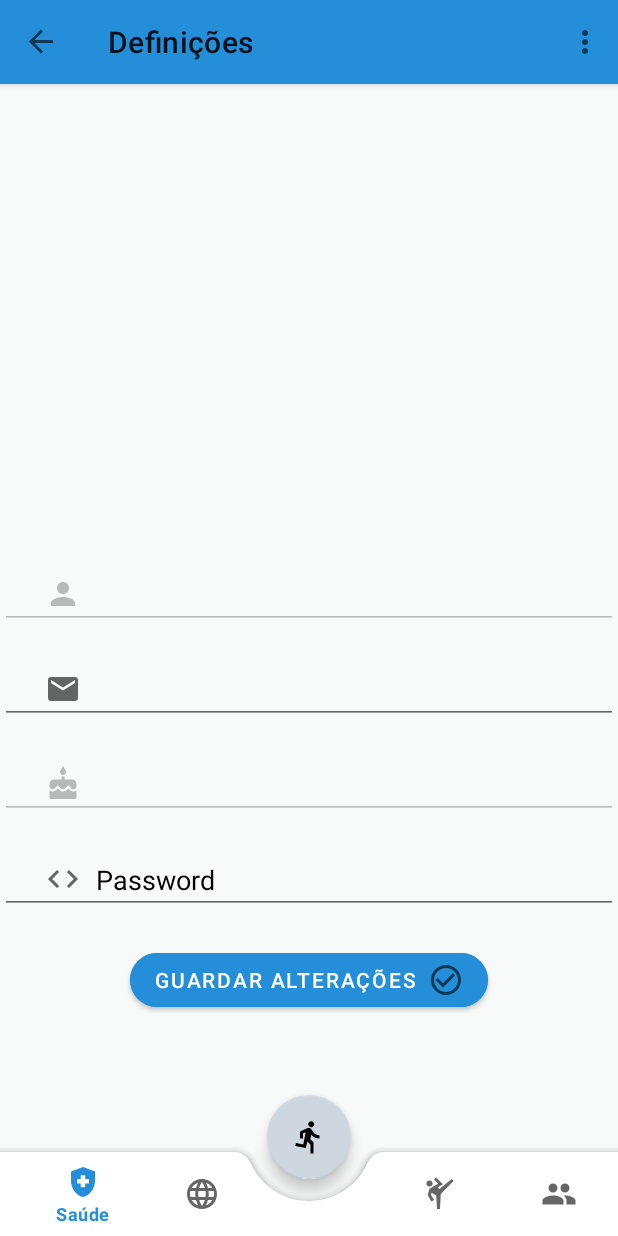
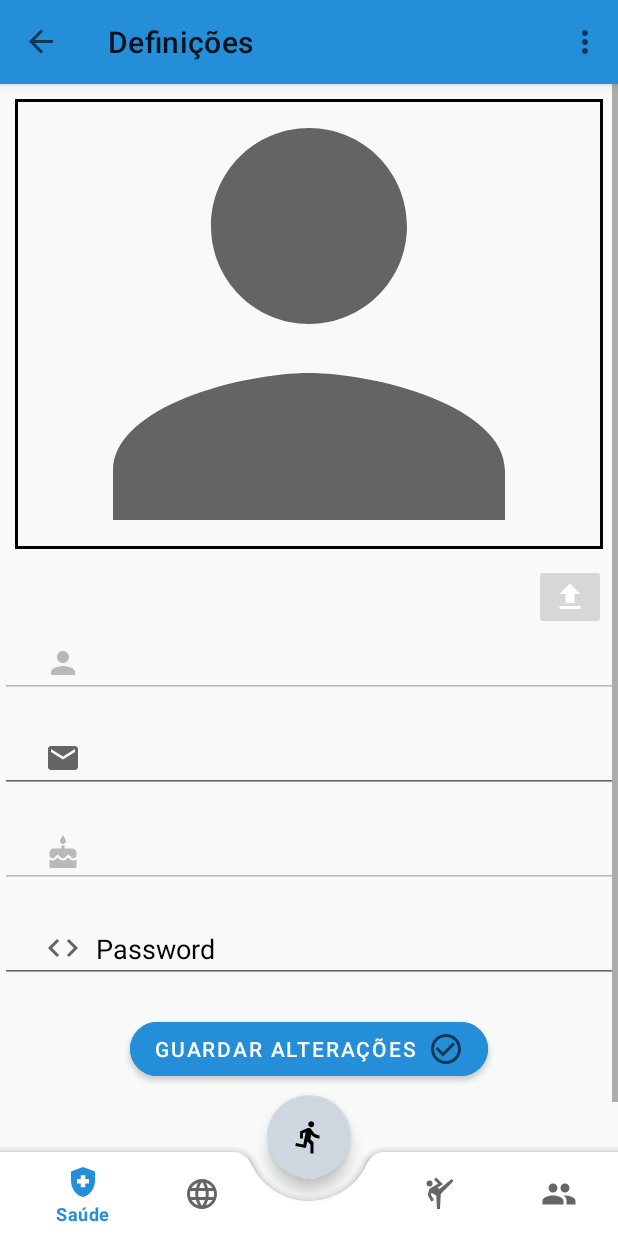
Before and after one commit to joaobraganca555/ExerciseYourSelf, an Android app: the ProfileFragment screen opened through its navigation route, on a phone screen of 412 x 824 dp. Run offline under Robolectric (Android 15) with nearby library versions, the phone set to English and light mode, and no system bars; our stand-ins replace Firebase (no records; nobody signed in at launch, a user with empty details on screens opened directly), Room's generated code, navigation-ui; libraries missing offline, so code that uses them is left out: com.mikhaellopez.circularprogressbar; 5 statements that could not run were skipped.

Commit message:
upload image conflicts resolved

```diff
--- a/app/src/main/java/pt/ipp/estg/cmu_exerciseyourself/ui/authentication/AuthenticationActivity.kt
+++ b/app/src/main/java/pt/ipp/estg/cmu_exerciseyourself/ui/authentication/AuthenticationActivity.kt
@@ -125,7 +125,6 @@ class AuthenticationActivity : AppCompatActivity(), IAuthentication {
     }
 
     override fun login(email: String, password: String, passwordLayout: TextInputLayout, emailLayout: TextInputLayout) {
-
             if (!email.isNullOrBlank() && !password.isNullOrBlank()) {
             // [START sign_in_with_email]
             auth.signInWithEmailAndPassword(email, password)
@@ -154,7 +153,9 @@ class AuthenticationActivity : AppCompatActivity(), IAuthentication {
         } else {
             Toast.makeText(this,"Preencha todos os campos!", Toast.LENGTH_SHORT).show()
         }
-
+        //var intent = Intent(this, MainActivity::class.java)
+        //startActivityForResult(intent, REQUEST_MAIN_MENU)
+        //finish()
     }
 
     override fun startRegisterFragment() {
--- a/app/src/main/java/pt/ipp/estg/cmu_exerciseyourself/ui/profile/ProfileFragment.kt
+++ b/app/src/main/java/pt/ipp/estg/cmu_exerciseyourself/ui/profile/ProfileFragment.kt
@@ -1,37 +1,55 @@
 package pt.ipp.estg.cmu_exerciseyourself.ui.profile
 
+import android.app.Activity.RESULT_OK
+import android.app.ProgressDialog
 import android.content.Context
+import android.content.Intent
+import android.net.Uri
 import android.os.Bundle
 import android.util.Log
 import android.view.LayoutInflater
 import android.view.View
 import android.view.ViewGroup
+import android.webkit.MimeTypeMap
 import android.widget.Button
+import android.widget.ImageButton
+import android.widget.ImageView
 import android.widget.Toast
 import androidx.fragment.app.Fragment
 import com.google.android.material.textfield.TextInputEditText
 import com.google.firebase.auth.FirebaseAuth
 import com.google.firebase.auth.ktx.auth
 import com.google.firebase.firestore.FirebaseFirestore
-import com.google.firebase.firestore.auth.User
 import com.google.firebase.firestore.ktx.firestore
 import com.google.firebase.ktx.Firebase
+import com.google.firebase.storage.FirebaseStorage
+import com.google.firebase.storage.UploadTask
 import pt.ipp.estg.cmu_exerciseyourself.databinding.FragmentProfileBinding
 import pt.ipp.estg.cmu_exerciseyourself.model.models.UserProfile
-import pt.ipp.estg.cmu_exerciseyourself.ui.authentication.AuthenticationActivity
+import android.graphics.Bitmap
+
+
+import android.graphics.BitmapFactory
+
+
+
 
 class ProfileFragment : Fragment() {
+    private val IMAGE_REQUEST: Int = 2
     private var _binding: FragmentProfileBinding? = null
     private lateinit var saveChanges: Button
     private lateinit var emailText: TextInputEditText
     private lateinit var passwordText: TextInputEditText
     private lateinit var nameText: TextInputEditText
     private lateinit var birthDate: TextInputEditText
+    private lateinit var uploadButton: ImageButton
+    private lateinit var profileImage: ImageView
     private var auth: FirebaseAuth = Firebase.auth
     private var db: FirebaseFirestore = Firebase.firestore
     private lateinit var myContext: Context
     private val binding get() = _binding!!
     private val TAG = "ProfileFragment"
+    private lateinit var imageUri: Uri
 
     override fun onAttach(context: Context) {
         super.onAttach(context)
@@ -51,6 +69,12 @@ class ProfileFragment : Fragment() {
         nameText = binding.name
         passwordText = binding.password
         birthDate = binding.birthDate
+        uploadButton = binding.uploadImageButton
+        profileImage = binding.imageView
+
+        if (!getImage(profileImage)) {
+            profileImage.setImageResource(pt.ipp.estg.cmu_exerciseyourself.R.drawable.ic_baseline_person_24)
+        }
 
         val docRef = db.collection("users").document(auth.currentUser!!.uid)
         docRef.get()
@@ -60,6 +84,7 @@ class ProfileFragment : Fragment() {
                     emailText.setText(document.get("email").toString())
                     nameText.setText(document.get("name").toString())
                     birthDate.setText(document.get("birthDate").toString())
+                    uploadButton.isClickable = true
                 } else {
                     Toast.makeText(myContext, "Este utilizador não existe!", Toast.LENGTH_SHORT).show()
                     Log.d(TAG, "No such document")
@@ -85,8 +110,75 @@ class ProfileFragment : Fragment() {
             }
         }
 
+        uploadButton.setOnClickListener {
+            openImage()
+        }
 
         return root
+    }
+
+    private fun getImage(profileImage: ImageView): Boolean {
+        var result = false
+        val storage = FirebaseStorage.getInstance()
+        val userAuth = Firebase.auth
+
+        val storageRef = storage.getReference()
+        var islandRef = storageRef.child("images/${userAuth.currentUser!!.uid}.jpg")
+
+        val ONE_MEGABYTE: Long = 1024 * 1024
+        islandRef.getBytes(ONE_MEGABYTE).addOnSuccessListener {
+            // Data for "images/island.jpg" is returned, use this as needed
+            Log.d(TAG, "getImage: Imagem descarregada!")
+            val bmp = BitmapFactory.decodeByteArray(it, 0, it.size)
+            profileImage.setImageBitmap(Bitmap.createScaledBitmap(bmp, profileImage.width, profileImage.height, false))
+            result = true
+        }.addOnFailureListener {
+            // Handle any errors
+            Log.d(TAG, "getImage: Erro ao descarregar imagem!")
+        }
+        return result
+    }
+
+    private fun openImage() {
+        val intent = Intent()
+        intent.setType("image/")
+        intent.setAction(Intent.ACTION_GET_CONTENT)
+        startActivityForResult(intent, IMAGE_REQUEST)
+    }
+
+    override fun onActivityResult(requestCode: Int, resultCode: Int, data: Intent?) {
+        super.onActivityResult(requestCode, resultCode, data)
+
+        if (requestCode == IMAGE_REQUEST && resultCode == RESULT_OK) {
+            imageUri = data!!.data!!
+            uploadImage()
+        }
+    }
+
+    private fun uploadImage() {
+        val pd = ProgressDialog(myContext)
+        pd.setMessage("Uploading Image...")
+        pd.show()
+
+        val storage = FirebaseStorage.getInstance()
+        val userAuth = Firebase.auth
+
+        val storageRef = storage.getReference()
+
+        val imagesRef = storageRef.child("images")
+
+        val filename = "${userAuth.currentUser!!.uid}.${getFileExtension(imageUri)}"
+        Log.d(TAG, "uploadImage: " + filename)
+        val spaceRef = imagesRef.child(filename)
+
+        val uploadTask: UploadTask = spaceRef.putFile(imageUri)
+        uploadTask.addOnFailureListener {
+            // Handle unsuccessful uploads
+        }.addOnSuccessListener {
+            pd.dismiss()
+            Toast.makeText(myContext, "Imagem atualizada com sucesso!", Toast.LENGTH_SHORT).show()
+            getImage(profileImage)
+        }
     }
 
     override fun onDestroyView() {
@@ -136,4 +228,10 @@ class ProfileFragment : Fragment() {
                 Log.w(TAG, "Error adding document", e)
             }
     }
+
+    private fun getFileExtension(imageUri: Uri): String {
+        val cr = myContext.contentResolver
+        val mimeTypeMap = MimeTypeMap.getSingleton()
+        return mimeTypeMap.getExtensionFromMimeType(cr.getType(imageUri)).toString()
+    }
 }
--- /dev/null
+++ b/app/src/main/res/drawable/ic_baseline_file_upload_24.xml
@@ -0,0 +1,5 @@
+<vector android:autoMirrored="true" android:height="24dp"
+    android:tint="#FFFFFF" android:viewportHeight="24"
+    android:viewportWidth="24" android:width="24dp" xmlns:android="http://schemas.android.com/apk/res/android">
+    <path android:fillColor="@android:color/white" android:pathData="M9,16h6v-6h4l-7,-7 -7,7h4zM5,18h14v2L5,20z"/>
+</vector>
--- /dev/null
+++ b/app/src/main/res/drawable/shape_border.xml
@@ -0,0 +1,5 @@
+<?xml version="1.0" encoding="utf-8"?>
+<shape xmlns:android="http://schemas.android.com/apk/res/android"
+    android:shape="rectangle">
+    <stroke android:width="2dp" android:color="#000000"/>
+</shape>
--- a/app/src/main/res/layout/fragment_profile.xml
+++ b/app/src/main/res/layout/fragment_profile.xml
@@ -18,6 +18,11 @@
                 android:id="@+id/imageView"
                 android:layout_width="match_parent"
                 android:layout_height="300dp"
+                android:layout_marginStart="10dp"
+                android:layout_marginTop="10dp"
+                android:layout_marginEnd="10dp"
+                android:layout_marginBottom="10dp"
+                android:background="@drawable/shape_border"
                 android:scaleType="centerCrop"
                 app:cornerRadius="18dp"
                 app:layout_constraintEnd_toEndOf="parent"
@@ -32,11 +37,19 @@
             android:layout_height="wrap_content"
             android:orientation="vertical">
 
+            <ImageButton
+                android:id="@+id/uploadImageButton"
+                android:layout_width="wrap_content"
+                android:layout_height="wrap_content"
+                android:layout_gravity="end"
+                android:clickable="false"
+                android:layout_marginEnd="8dp"
+                android:src="@drawable/ic_baseline_file_upload_24"/>
+
             <com.google.android.material.textfield.TextInputEditText
                 android:id="@+id/name"
                 android:layout_width="match_parent"
                 android:layout_height="wrap_content"
-                android:layout_marginTop="18dp"
                 android:drawableLeft="@drawable/ic_baseline_person_24"
                 android:drawablePadding="10dp"
                 android:enabled="false"
```
Also changed, not shown: app/src/main/res/drawable/roundedbutton.xml (deleted, +0 -9 lines).
